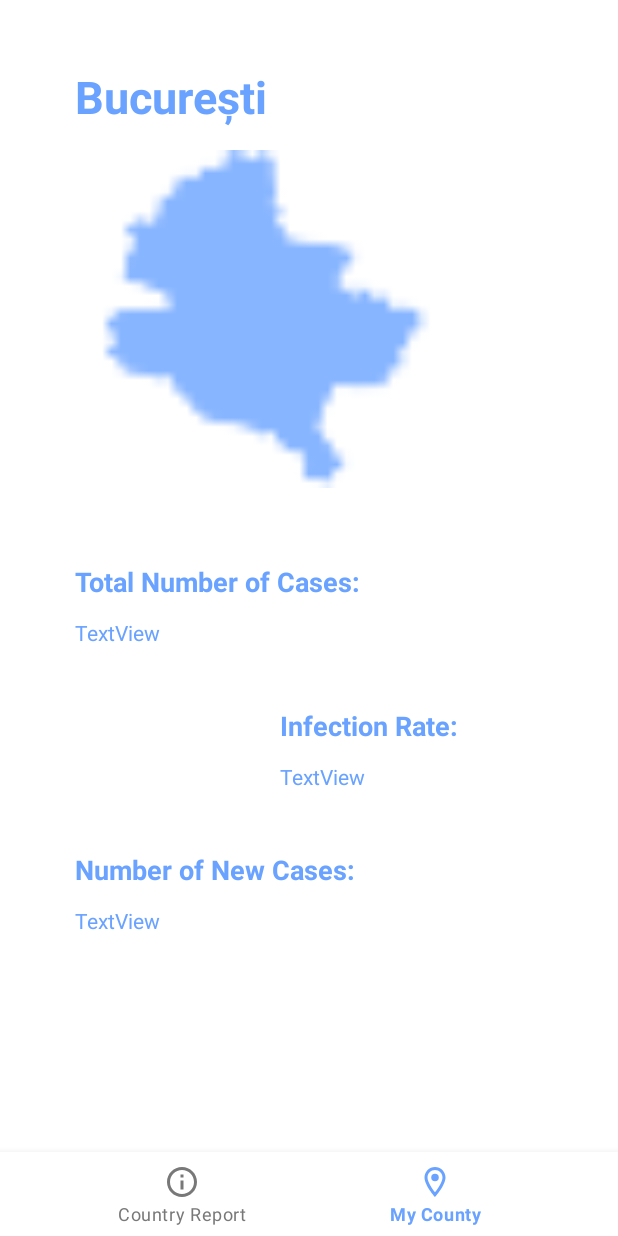
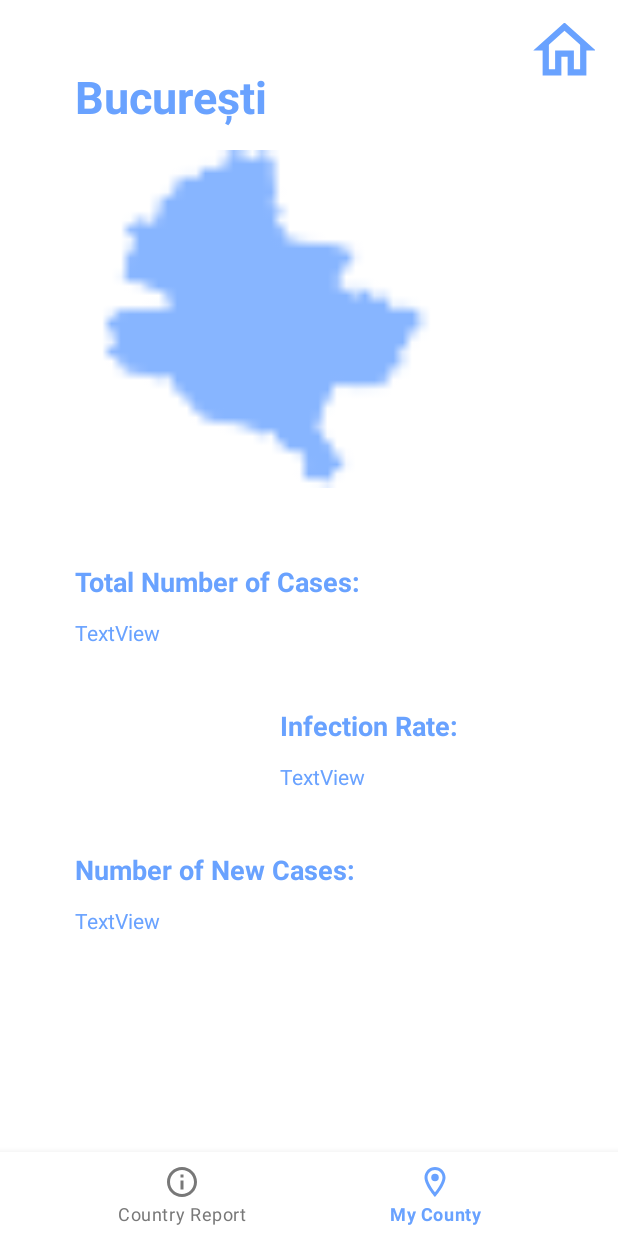
Before and after one commit to stefandumitriu/covid19app, an Android app: the CountryStatsFragment screen opened directly, with no data from a screen before it, item 2 of the bottom bar chosen, on a phone screen of 412 x 824 dp. Run offline under Robolectric (Android 15) with nearby library versions, the phone set to English and light mode, and no system bars.

Commit message:
Added home button to fragments to redirect to MainActivity

```diff
--- a/app/src/main/java/com/codeeina/app_covid/CountryStatsDetailedFragment.java
+++ b/app/src/main/java/com/codeeina/app_covid/CountryStatsDetailedFragment.java
@@ -27,7 +27,6 @@ public class CountryStatsDetailedFragment extends Fragment {
         super.onAttach(context);
         if(context instanceof Activity) {
             mActivity = (FragmentActivity) context;
-            System.out.println("AAAAAAAA");
         }
 
     }
--- a/app/src/main/java/com/codeeina/app_covid/CountryStatsFragment.java
+++ b/app/src/main/java/com/codeeina/app_covid/CountryStatsFragment.java
@@ -1,5 +1,6 @@
 package com.codeeina.app_covid;
 
+import android.content.Intent;
 import android.os.Bundle;
 
 import androidx.fragment.app.Fragment;
@@ -8,6 +9,7 @@ import android.view.LayoutInflater;
 import android.view.View;
 import android.view.ViewGroup;
 import android.widget.Button;
+import android.widget.ImageButton;
 import android.widget.TextView;
 
 import java.io.InputStream;
@@ -68,6 +70,13 @@ public class CountryStatsFragment extends Fragment {
                         .addToBackStack(null).commit();
             }
         });
+        ImageButton goToHome = view.findViewById(R.id.goToHome_1);
+        goToHome.setOnClickListener(new View.OnClickListener() {
+            @Override
+            public void onClick(View v) {
+                startActivity(new Intent(getActivity(), MainActivity.class));
+            }
+        });
         return view;
     }
 }
--- a/app/src/main/java/com/codeeina/app_covid/MainActivity.java
+++ b/app/src/main/java/com/codeeina/app_covid/MainActivity.java
@@ -24,9 +24,6 @@ public class MainActivity extends AppCompatActivity {
                 startActivity(new Intent(MainActivity.this, CovidStatsMenuActivity.class));
             }
         });
-//        InputStream inputStream = getResources().openRawResource(R.raw.out);
-//        CSVReader csvFile = new CSVReader(inputStream);
-//        List<String> scoreList = csvFile.read();
     }
 
     public void OpenLogin(View view) {
--- a/app/src/main/java/com/codeeina/app_covid/MyCountyStatsFragment.java
+++ b/app/src/main/java/com/codeeina/app_covid/MyCountyStatsFragment.java
@@ -1,6 +1,7 @@
 package com.codeeina.app_covid;
 
 import android.Manifest;
+import android.content.Intent;
 import android.content.pm.PackageManager;
 import android.location.Address;
 import android.location.Geocoder;
@@ -12,6 +13,7 @@ import androidx.fragment.app.Fragment;
 import android.view.LayoutInflater;
 import android.view.View;
 import android.view.ViewGroup;
+import android.widget.ImageButton;
 import android.widget.TextView;
 
 import com.google.android.gms.location.FusedLocationProviderClient;
@@ -94,6 +96,14 @@ public class MyCountyStatsFragment extends Fragment {
             requestPermissions(new String[]{Manifest.permission.ACCESS_FINE_LOCATION}, 1);
         }
 
+        ImageButton goToHome = view.findViewById(R.id.goToHome_2);
+        goToHome.setOnClickListener(new View.OnClickListener() {
+            @Override
+            public void onClick(View v) {
+                startActivity(new Intent(getActivity(), MainActivity.class));
+            }
+        });
+
         return view;
     }
 }
--- /dev/null
+++ b/app/src/main/res/drawable/ic_outline_home_24.xml
@@ -0,0 +1,5 @@
+<vector android:height="50dp" android:tint="#69A2FF"
+    android:viewportHeight="24" android:viewportWidth="24"
+    android:width="50dp" xmlns:android="http://schemas.android.com/apk/res/android">
+    <path android:fillColor="@android:color/white" android:pathData="M12,5.69l5,4.5V18h-2v-6H9v6H7v-7.81l5,-4.5M12,3L2,12h3v8h6v-6h2v6h6v-8h3L12,3z"/>
+</vector>
--- a/app/src/main/res/layout/fragment_my_county_stats.xml
+++ b/app/src/main/res/layout/fragment_my_county_stats.xml
@@ -88,4 +88,15 @@
         app:layout_constraintStart_toStartOf="@+id/static_county_infection_rate"
         app:layout_constraintTop_toBottomOf="@+id/static_county_infection_rate" />
 
+    <ImageButton
+        android:id="@+id/goToHome_2"
+        android:layout_width="41dp"
+        android:layout_height="36dp"
+        android:layout_marginTop="15dp"
+        android:layout_marginEnd="15dp"
+        android:backgroundTint="#00FFFFFF"
+        android:src="@drawable/ic_outline_home_24"
+        app:layout_constraintEnd_toEndOf="parent"
+        app:layout_constraintTop_toTopOf="parent" />
+
 </androidx.constraintlayout.widget.ConstraintLayout>
```
Also changed, not shown: app/src/main/res/layout/fragment_country_stats.xml (+11 -0 lines).
